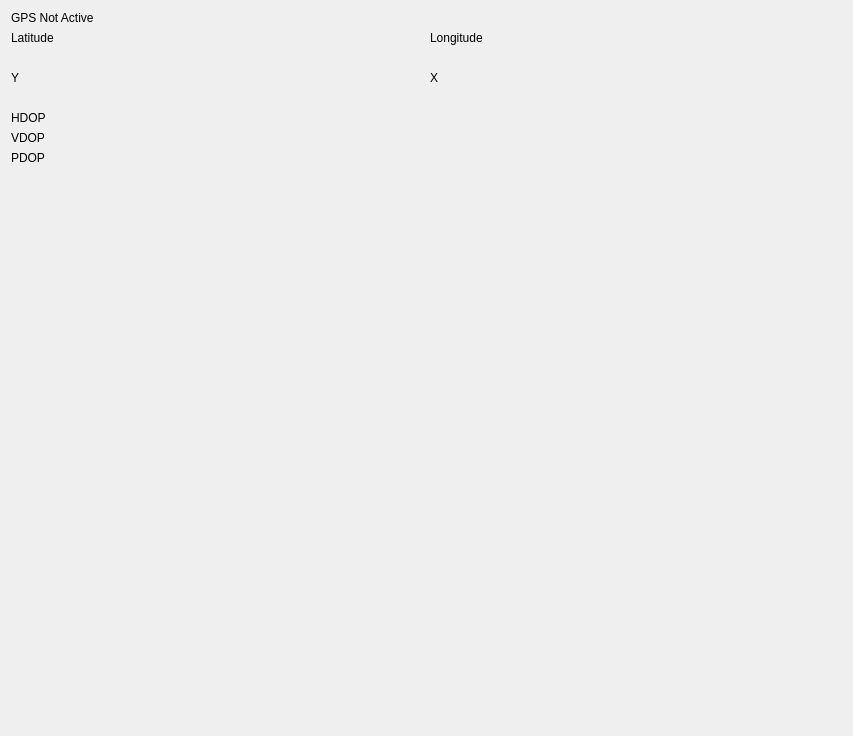
This is src/roam/ui/ui_gps.ui in roam-qgis/Roam as Qt 5 draws it before an edit. The edited form follows.
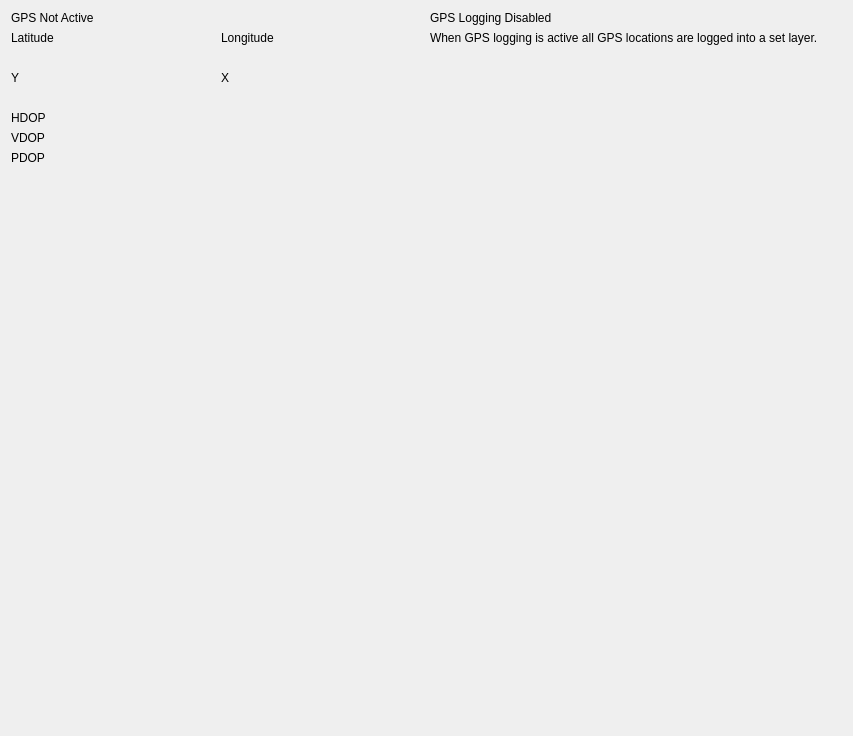
This is the edited form.

Commit message: Fix #7 - Save GPS points with info into gps_log layer in project

Patch:
```diff
--- a/src/roam/ui/ui_gps.ui
+++ b/src/roam/ui/ui_gps.ui
@@ -49,7 +49,7 @@
      </property>
     </widget>
    </item>
-   <item row="1" column="0">
+   <item row="2" column="0">
     <layout class="QGridLayout" name="gridLayout">
      <item row="0" column="0">
       <widget class="QLabel" name="label_3">
@@ -81,7 +81,7 @@
      </item>
     </layout>
    </item>
-   <item row="2" column="0">
+   <item row="3" column="0">
     <layout class="QGridLayout" name="gridLayout_2">
      <item row="0" column="1">
       <widget class="QLabel" name="label_2">
@@ -113,7 +113,7 @@
      </item>
     </layout>
    </item>
-   <item row="3" column="0">
+   <item row="4" column="0">
     <layout class="QFormLayout" name="formLayout">
      <item row="0" column="0">
       <widget class="QLabel" name="label_5">
@@ -159,7 +159,7 @@
      </item>
     </layout>
    </item>
-   <item row="4" column="0">
+   <item row="5" column="0">
     <spacer name="verticalSpacer">
      <property name="orientation">
       <enum>Qt::Vertical</enum>
@@ -172,6 +172,32 @@
      </property>
     </spacer>
    </item>
+   <item row="0" column="1">
+    <widget class="QLabel" name="trackinglabel">
+     <property name="text">
+      <string>GPS Logging Disabled</string>
+     </property>
+     <property name="large" stdset="0">
+      <bool>true</bool>
+     </property>
+     <property name="active" stdset="0">
+      <bool>false</bool>
+     </property>
+    </widget>
+   </item>
+   <item row="2" column="1" rowspan="3">
+    <widget class="QLabel" name="logginginfolabel">
+     <property name="text">
+      <string>When GPS logging is active all GPS locations are logged into a set layer.</string>
+     </property>
+     <property name="alignment">
+      <set>Qt::AlignLeading|Qt::AlignLeft|Qt::AlignTop</set>
+     </property>
+     <property name="wordWrap">
+      <bool>true</bool>
+     </property>
+    </widget>
+   </item>
   </layout>
  </widget>
  <resources>
```
The commit also changes 5 other files.
